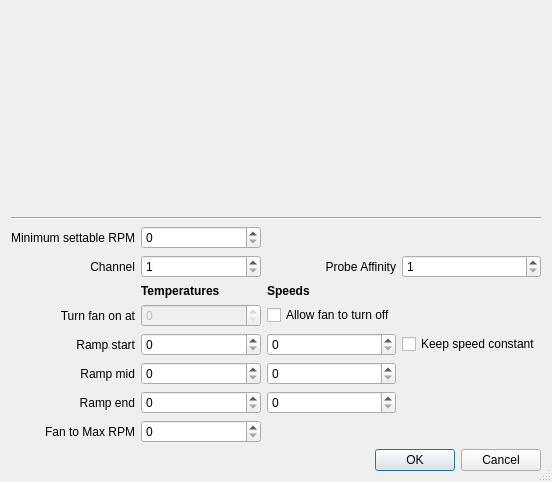
First picture: the form in gui_softwareautosetup.ui, repository Shub77/phoebetria-code, before the edit.
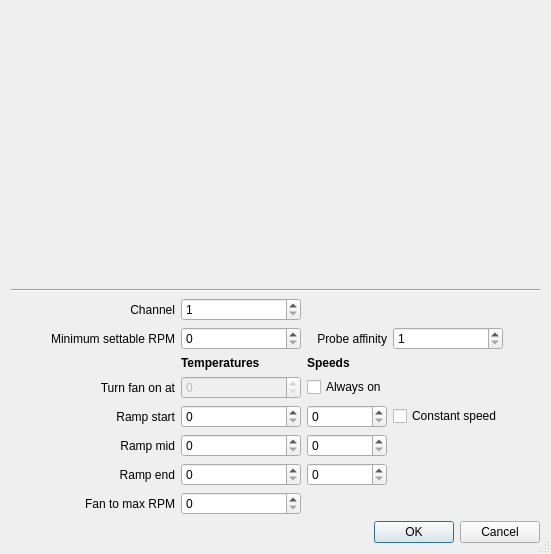
Second picture: the form after the edit. Custom widgets are drawn as their Qt base class.

Commit message: changes to the software auto window

```diff
--- a/gui_softwareautosetup.ui
+++ b/gui_softwareautosetup.ui
@@ -6,8 +6,8 @@
    <rect>
     <x>0</x>
     <y>0</y>
-    <width>530</width>
-    <height>474</height>
+    <width>551</width>
+    <height>554</height>
    </rect>
   </property>
   <property name="windowTitle">
@@ -37,6 +37,7 @@
      <property name="styleSheet">
       <string notr="true"/>
      </property>
+     <zorder></zorder>
     </widget>
    </item>
    <item>
@@ -48,12 +49,58 @@
    </item>
    <item>
     <layout class="QHBoxLayout" name="horizontalLayout">
+     <item>
+      <spacer name="horizontalSpacer">
+       <property name="orientation">
+        <enum>Qt::Horizontal</enum>
+       </property>
+       <property name="sizeHint" stdset="0">
+        <size>
+         <width>40</width>
+         <height>20</height>
+        </size>
+       </property>
+      </spacer>
+     </item>
      <item>
       <layout class="QGridLayout" name="gridLayout">
+       <item row="1" column="2">
+        <widget class="QLabel" name="label_10">
+         <property name="text">
+          <string>Probe affinity</string>
+         </property>
+         <property name="alignment">
+          <set>Qt::AlignRight|Qt::AlignTrailing|Qt::AlignVCenter</set>
+         </property>
+        </widget>
+       </item>
+       <item row="0" column="1">
+        <widget class="QSpinBox" name="spinBox">
+         <property name="minimum">
+          <number>1</number>
+         </property>
+         <property name="maximum">
+          <number>5</number>
+         </property>
+        </widget>
+       </item>
+       <item row="0" column="0">
+        <widget class="QLabel" name="label">
+         <property name="text">
+          <string>Channel</string>
+         </property>
+         <property name="alignment">
+          <set>Qt::AlignRight|Qt::AlignTrailing|Qt::AlignVCenter</set>
+         </property>
+         <property name="buddy">
+          <cstring>spinBox</cstring>
+         </property>
+        </widget>
+       </item>
        <item row="3" column="2">
         <widget class="QCheckBox" name="checkBox">
          <property name="text">
-          <string>Allow fan to turn off</string>
+          <string>Always on</string>
          </property>
         </widget>
        </item>
@@ -142,7 +189,7 @@
        <item row="7" column="0">
         <widget class="QLabel" name="label_5">
          <property name="text">
-          <string>Fan to Max RPM</string>
+          <string>Fan to max RPM</string>
          </property>
          <property name="alignment">
           <set>Qt::AlignRight|Qt::AlignTrailing|Qt::AlignVCenter</set>
@@ -152,17 +199,7 @@
        <item row="4" column="2">
         <widget class="QSpinBox" name="spinBox_10"/>
        </item>
-       <item row="1" column="1">
-        <widget class="QSpinBox" name="spinBox">
-         <property name="minimum">
-          <number>1</number>
-         </property>
-         <property name="maximum">
-          <number>5</number>
-         </property>
-        </widget>
-       </item>
-       <item row="0" column="0">
+       <item row="1" column="0">
         <widget class="QLabel" name="label_7">
          <property name="text">
           <string>Minimum settable RPM</string>
@@ -172,6 +209,9 @@
          </property>
         </widget>
        </item>
+       <item row="6" column="1">
+        <widget class="QSpinBox" name="spinBox_4"/>
+       </item>
        <item row="3" column="0">
         <widget class="QLabel" name="label_6">
          <property name="text">
@@ -182,65 +222,26 @@
          </property>
         </widget>
        </item>
-       <item row="1" column="0">
-        <widget class="QLabel" name="label">
-         <property name="text">
-          <string>Channel</string>
-         </property>
-         <property name="alignment">
-          <set>Qt::AlignRight|Qt::AlignTrailing|Qt::AlignVCenter</set>
-         </property>
-         <property name="buddy">
-          <cstring>spinBox</cstring>
-         </property>
-        </widget>
-       </item>
-       <item row="6" column="1">
-        <widget class="QSpinBox" name="spinBox_4"/>
-       </item>
        <item row="5" column="1">
         <widget class="QSpinBox" name="spinBox_3"/>
        </item>
-       <item row="0" column="1">
+       <item row="1" column="1">
         <widget class="QSpinBox" name="spinBox_7"/>
        </item>
-       <item row="5" column="3">
-        <spacer name="horizontalSpacer">
-         <property name="orientation">
-          <enum>Qt::Horizontal</enum>
-         </property>
-         <property name="sizeHint" stdset="0">
-          <size>
-           <width>40</width>
-           <height>20</height>
-          </size>
-         </property>
-        </spacer>
-       </item>
-       <item row="1" column="2">
-        <widget class="QLabel" name="label_10">
-         <property name="text">
-          <string>Probe Affinity</string>
-         </property>
-         <property name="alignment">
-          <set>Qt::AlignRight|Qt::AlignTrailing|Qt::AlignVCenter</set>
-         </property>
-        </widget>
-       </item>
-       <item row="1" column="3">
-        <widget class="QSpinBox" name="spinBox_8">
-         <property name="minimum">
-          <number>1</number>
-         </property>
-         <property name="maximum">
-          <number>5</number>
-         </property>
-        </widget>
-       </item>
        <item row="4" column="3">
         <widget class="QCheckBox" name="checkBox_2">
          <property name="text">
-          <string>Keep speed constant</string>
+          <string>Constant speed</string>
+         </property>
+        </widget>
+       </item>
+       <item row="1" column="3">
+        <widget class="QSpinBox" name="spinBox_8">
+         <property name="minimum">
+          <number>1</number>
+         </property>
+         <property name="maximum">
+          <number>5</number>
          </property>
         </widget>
        </item>
```
